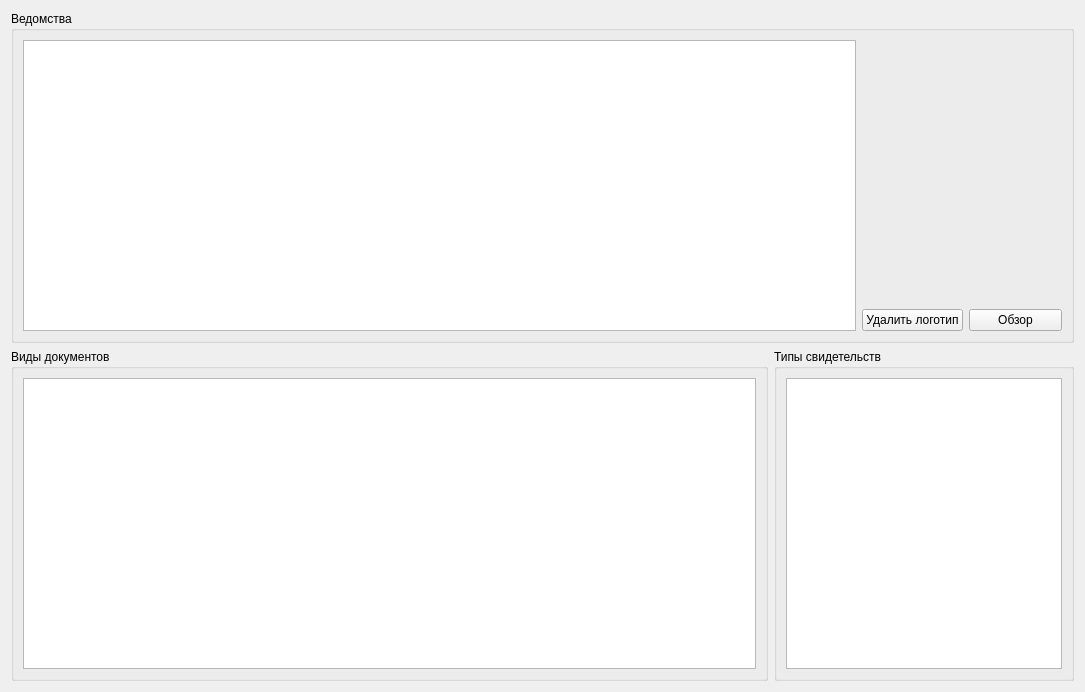
This is formved.ui in Sergeyego/el_sert as Qt 5 draws it before an edit. The edited form follows.
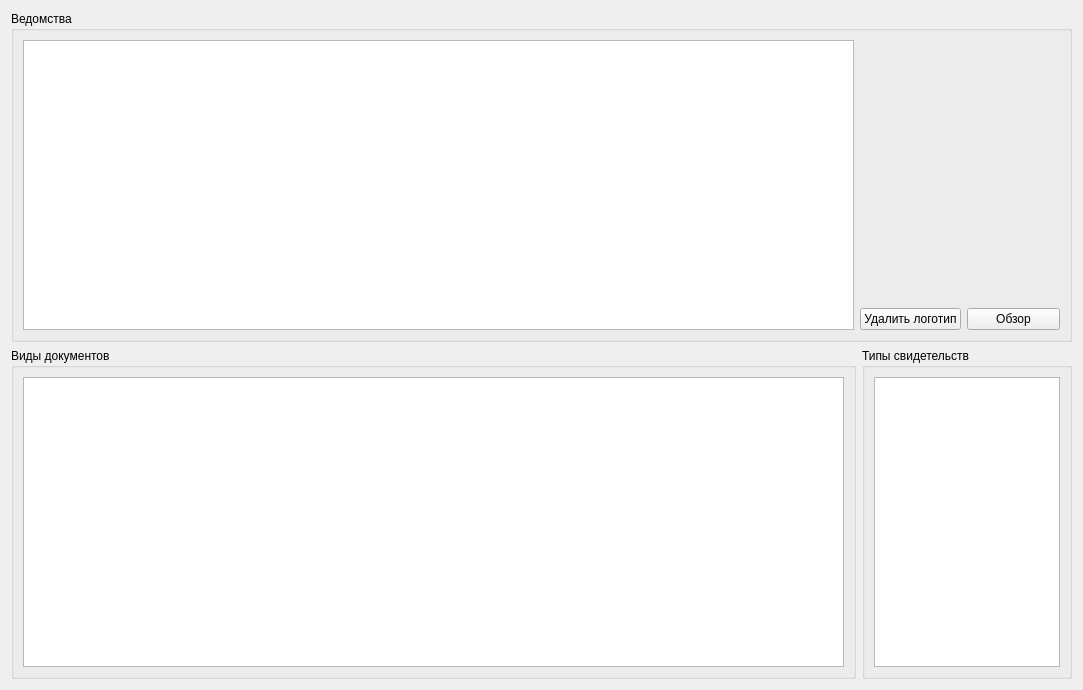
This is the edited form. Custom widgets are drawn as their Qt base class.

The edit to the form file:
```diff
--- a/formved.ui
+++ b/formved.ui
@@ -6,8 +6,8 @@
    <rect>
     <x>0</x>
     <y>0</y>
-    <width>1085</width>
-    <height>692</height>
+    <width>1083</width>
+    <height>690</height>
    </rect>
   </property>
   <property name="windowTitle">
@@ -96,7 +96,7 @@
       <widget class="QGroupBox" name="groupBox_3">
        <property name="maximumSize">
         <size>
-         <width>300</width>
+         <width>210</width>
          <height>16777215</height>
         </size>
        </property>
```
